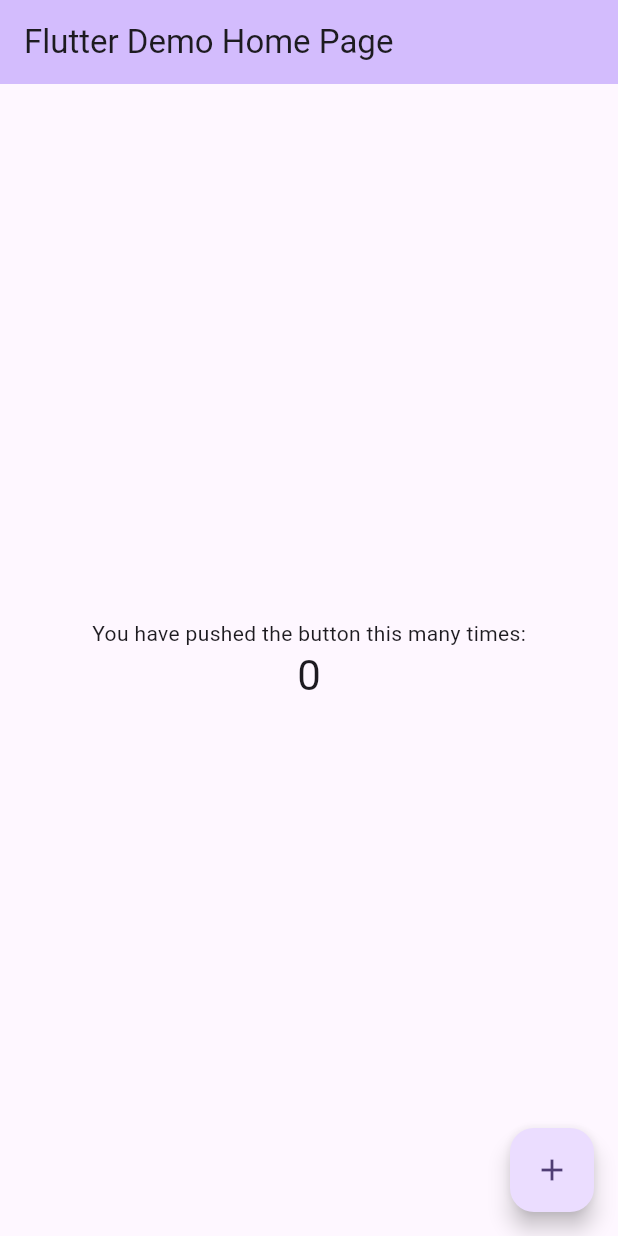
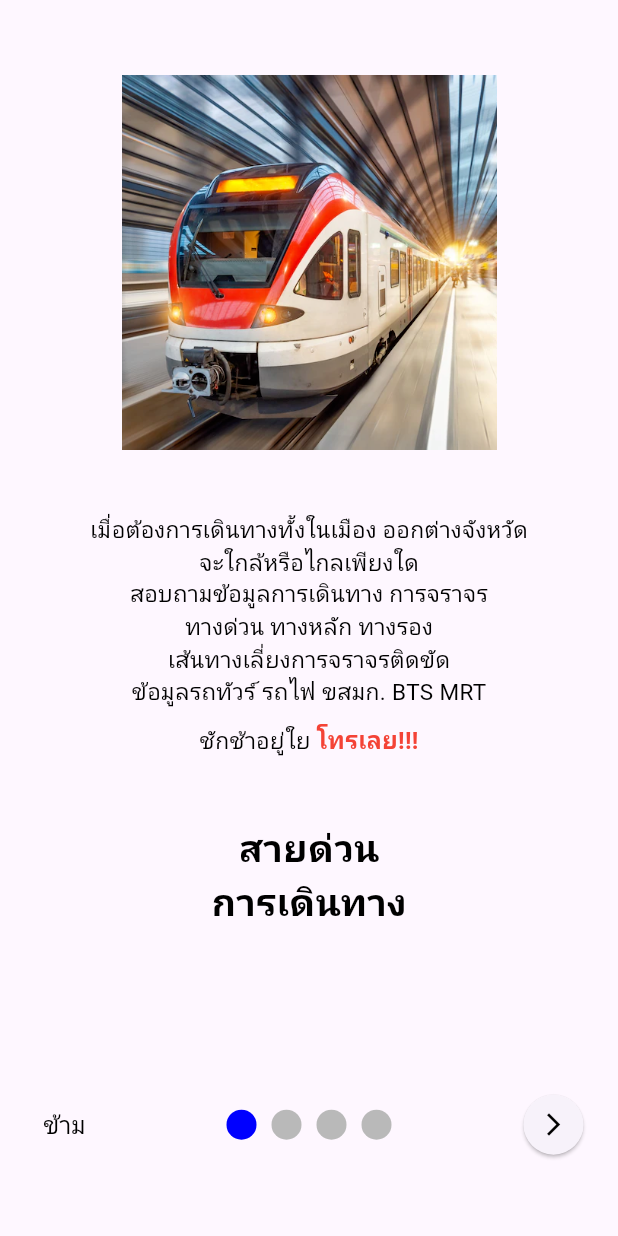
Before and after one commit to JEngHAng/thai_hotline_app, a Flutter app: the screen it shows after launch, on a phone screen of 412 x 824 dp. Run offline on Flutter 3.47's test engine with Material 3 defaults, Android fonts, the phone set to English and light mode, and no system bars; our stand-ins replace google_fonts; Roboto replaces fonts that are missing (Kanit).

Commit message:
subAIntroduction เสร็จ

```diff
--- a/lib/main.dart
+++ b/lib/main.dart
@@ -1,125 +1,32 @@
 import 'package:flutter/material.dart';
+import 'package:google_fonts/google_fonts.dart';
+import 'package:thai_hotline_app/views/sub_a_intriduction_call_ui.dart';
+
 
 void main() {
-  runApp(const MyApp());
+  runApp(
+    thai_hotline_app(),
+  );
 }
 
-class MyApp extends StatelessWidget {
-  const MyApp({super.key});
+class thai_hotline_app extends StatefulWidget {
+  const thai_hotline_app({super.key});
 
-  // This widget is the root of your application.
+  @override
+  State<thai_hotline_app> createState() => _thai_hotline_appState();
+}
+
+class _thai_hotline_appState extends State<thai_hotline_app> {
   @override
   Widget build(BuildContext context) {
     return MaterialApp(
-      title: 'Flutter Demo',
+      debugShowCheckedModeBanner: false,
+      home: SubAIntriductionCallUI(),
       theme: ThemeData(
-        // This is the theme of your application.
-        //
-        // TRY THIS: Try running your application with "flutter run". You'll see
-        // the application has a purple toolbar. Then, without quitting the app,
-        // try changing the seedColor in the colorScheme below to Colors.green
-        // and then invoke "hot reload" (save your changes or press the "hot
-        // reload" button in a Flutter-supported IDE, or press "r" if you used
-        // the command line to start the app).
-        //
-        // Notice that the counter didn't reset back to zero; the application
-        // state is not lost during the reload. To reset the state, use hot
-        // restart instead.
-        //
-        // This works for code too, not just values: Most code changes can be
-        // tested with just a hot reload.
-        colorScheme: ColorScheme.fromSeed(seedColor: Colors.deepPurple),
-        useMaterial3: true,
+        textTheme: GoogleFonts.kanitTextTheme(
+          Theme.of(context).textTheme
+        )
       ),
-      home: const MyHomePage(title: 'Flutter Demo Home Page'),
     );
   }
 }
-
-class MyHomePage extends StatefulWidget {
-  const MyHomePage({super.key, required this.title});
-
-  // This widget is the home page of your application. It is stateful, meaning
-  // that it has a State object (defined below) that contains fields that affect
-  // how it looks.
-
-  // This class is the configuration for the state. It holds the values (in this
-  // case the title) provided by the parent (in this case the App widget) and
-  // used by the build method of the State. Fields in a Widget subclass are
-  // always marked "final".
-
-  final String title;
-
-  @override
-  State<MyHomePage> createState() => _MyHomePageState();
-}
-
-class _MyHomePageState extends State<MyHomePage> {
-  int _counter = 0;
-
-  void _incrementCounter() {
-    setState(() {
-      // This call to setState tells the Flutter framework that something has
-      // changed in this State, which causes it to rerun the build method below
-      // so that the display can reflect the updated values. If we changed
-      // _counter without calling setState(), then the build method would not be
-      // called again, and so nothing would appear to happen.
-      _counter++;
-    });
-  }
-
-  @override
-  Widget build(BuildContext context) {
-    // This method is rerun every time setState is called, for instance as done
-    // by the _incrementCounter method above.
-    //
-    // The Flutter framework has been optimized to make rerunning build methods
-    // fast, so that you can just rebuild anything that needs updating rather
-    // than having to individually change instances of widgets.
-    return Scaffold(
-      appBar: AppBar(
-        // TRY THIS: Try changing the color here to a specific color (to
-        // Colors.amber, perhaps?) and trigger a hot reload to see the AppBar
-        // change color while the other colors stay the same.
-        backgroundColor: Theme.of(context).colorScheme.inversePrimary,
-        // Here we take the value from the MyHomePage object that was created by
-        // the App.build method, and use it to set our appbar title.
-        title: Text(widget.title),
-      ),
-      body: Center(
-        // Center is a layout widget. It takes a single child and positions it
-        // in the middle of the parent.
-        child: Column(
-          // Column is also a layout widget. It takes a list of children and
-          // arranges them vertically. By default, it sizes itself to fit its
-          // children horizontally, and tries to be as tall as its parent.
-          //
-          // Column has various properties to control how it sizes itself and
-          // how it positions its children. Here we use mainAxisAlignment to
-          // center the children vertically; the main axis here is the vertical
-          // axis because Columns are vertical (the cross axis would be
-          // horizontal).
-          //
-          // TRY THIS: Invoke "debug painting" (choose the "Toggle Debug Paint"
-          // action in the IDE, or press "p" in the console), to see the
-          // wireframe for each widget.
-          mainAxisAlignment: MainAxisAlignment.center,
-          children: <Widget>[
-            const Text(
-              'You have pushed the button this many times:',
-            ),
-            Text(
-              '$_counter',
-              style: Theme.of(context).textTheme.headlineMedium,
-            ),
-          ],
-        ),
-      ),
-      floatingActionButton: FloatingActionButton(
-        onPressed: _incrementCounter,
-        tooltip: 'Increment',
-        child: const Icon(Icons.add),
-      ), // This trailing comma makes auto-formatting nicer for build methods.
-    );
-  }
-}
--- /dev/null
+++ b/lib/views/sub_a_intriduction_call_ui.dart
@@ -0,0 +1,157 @@
+import 'package:flutter/material.dart';
+import 'package:thai_hotline_app/views/sub_a_home_ui.dart'; // นำเข้าไฟล์ข้ามไปหน้าอื่น
+import 'package:thai_hotline_app/views/sub_b_intriduction_call_ui.dart';
+import 'package:thai_hotline_app/views/sub_d_intriduction_call_ui.dart'; // นำเข้าไฟล์หน้าถัดไป
+
+class SubAIntriductionCallUI extends StatefulWidget {
+  const SubAIntriductionCallUI({super.key});
+
+  @override
+  State<SubAIntriductionCallUI> createState() => _SubAIntriductionCallUIState();
+}
+
+class _SubAIntriductionCallUIState extends State<SubAIntriductionCallUI> {
+  void _skipToHome(BuildContext context) {
+    Navigator.pushReplacement(
+      context,
+      MaterialPageRoute(builder: (context) => SubDIntriductionCallUI()),
+    );
+  }
+
+  void _goToNextScreen(BuildContext context) {
+    Navigator.pushReplacement(
+      context,
+      MaterialPageRoute(builder: (context) => SubBIntriductionCallUI()),
+    );
+  }
+
+  @override
+  Widget build(BuildContext context) {
+    return Scaffold(
+      body: Center(
+        child: Padding(
+          padding: EdgeInsets.symmetric(horizontal: 10),
+          child: Column(
+            mainAxisAlignment: MainAxisAlignment.center,
+            children: [
+              SizedBox(
+                width: 250,
+                height: 250,
+                child: Image.asset(
+                  'assets/images/subA.png',
+                  fit: BoxFit.cover,
+                ),
+              ),
+              SizedBox(height: MediaQuery.of(context).size.height * 0.05),
+              Text("เมื่อต้องการเดินทางทั้งในเมือง ออกต่างจังหวัด",
+                  style: TextStyle(fontSize: 15, color: Colors.black)),
+              Text("จะใกล้หรือไกลเพียงใด",
+                  style: TextStyle(fontSize: 15, color: Colors.black)),
+              Text("สอบถามข้อมูลการเดินทาง การจราจร",
+                  style: TextStyle(fontSize: 15, color: Colors.black)),
+              Text("ทางด่วน ทางหลัก ทางรอง",
+                  style: TextStyle(fontSize: 15, color: Colors.black)),
+              Text("เส้นทางเลี่ยงการจราจรติดขัด",
+                  style: TextStyle(fontSize: 15, color: Colors.black)),
+              Text("ข้อมูลรถทัวร์ รถไฟ ขสมก. BTS MRT",
+                  style: TextStyle(fontSize: 15, color: Colors.black)),
+              SizedBox(height: 10),
+              Text.rich(
+                TextSpan(
+                  children: [
+                    TextSpan(
+                      text: "ชักช้าอยู่ใย ",
+                      style: TextStyle(
+                        color: Colors.black,
+                        fontSize: 15,
+                        fontWeight: FontWeight.w500,
+                      ),
+                    ),
+                    TextSpan(
+                      text: "โทรเลย!!!",
+                      style: TextStyle(
+                        color: Colors.red,
+                        fontSize: 16,
+                        fontWeight: FontWeight.bold,
+                      ),
+                    ),
+                  ],
+                ),
+              ),
+              SizedBox(height: MediaQuery.of(context).size.height * 0.05),
+              Text(
+                "สายด่วน",
+                style: TextStyle(
+                  fontSize: 25,
+                  color: Colors.black,
+                  fontWeight: FontWeight.bold,
+                ),
+              ),
+              Text(
+                "การเดินทาง",
+                style: TextStyle(
+                  fontSize: 25,
+                  color: Colors.black,
+                  fontWeight: FontWeight.bold,
+                ),
+              ),
+              SizedBox(
+                height: MediaQuery.of(context).size.height * 0.13,
+              ),
+              Padding(
+                padding: EdgeInsets.symmetric(horizontal: 1),
+                child: Row(
+                  mainAxisAlignment: MainAxisAlignment.spaceBetween,
+                  children: [
+                    /// ปุ่ม "ข้าม"
+                    TextButton(
+                      onPressed: () => _skipToHome(context),
+                      child: Text(
+                        "ข้าม",
+                        style: TextStyle(
+                          fontSize: 16,
+                          color: Colors.black,
+                        ),
+                      ),
+                    ),
+
+                    /// แสดงหน้าปัจจุบัน (1 เป็นสีฟ้า, 3 เป็นสีเทา)
+                    Row(
+                      children: List.generate(4, (index) {
+                        return Container(
+                          margin: EdgeInsets.symmetric(horizontal: 5),
+                          width: 20,
+                          height: 20,
+                          decoration: BoxDecoration(
+                            shape: BoxShape.circle,
+                            color: index == 0
+                                ? const Color.fromARGB(255, 0, 0, 255)
+                                : const Color.fromARGB(255, 185, 185, 185),
+                          ),
+                        );
+                      }),
+                    ),
+
+                    /// ปุ่มลูกศรไปหน้าถัดไป
+                    ElevatedButton(
+                      onPressed: () => _goToNextScreen(context),
+                      style: ElevatedButton.styleFrom(
+                        // backgroundColor: Colors.blue,
+                        shape: CircleBorder(),
+                        padding: EdgeInsets.all(10),
+                      ),
+                      child: Icon(
+                        Icons.arrow_forward_ios,
+                        color: const Color.fromARGB(255, 0, 0, 0),
+                      ),
+                    ),
+                  ],
+                ),
+              ),
+            ],
+          ),
+        ),
+      ),
+    );
+  }
+}
--- a/pubspec.yaml
+++ b/pubspec.yaml
@@ -36,8 +36,9 @@ dependencies:
   cupertino_icons: ^1.0.8
   google_fonts: ^6.2.1
   font_awesome_flutter: ^10.8.0
-  pin_code_fields: ^8.0.1
-  pinput: ^5.0.1
+  introduction_screen: ^3.1.17
+  animated_notch_bottom_bar: ^1.0.3
+  url_launcher: ^6.3.1
 
 dev_dependencies:
   flutter_test:
```
Also changed, not shown: lib/views/home_ui.dart (added, +17 -0 lines), lib/views/introduction_call_ui.dart (added, +17 -0 lines), lib/views/sub_a_home_ui.dart (added, +17 -0 lines), lib/views/sub_b_home_ui.dart (added, +17 -0 lines), lib/views/sub_b_intriduction_call_ui.dart (added, +17 -0 lines), lib/views/sub_c_home_ui.dart (added, +17 -0 lines), lib/views/sub_c_intriduction_call_ui.dart (added, +17 -0 lines), lib/views/sub_d_home_ui.dart (added, +17 -0 lines), lib/views/sub_d_intriduction_call_ui.dart (added, +17 -0 lines), assets/images/subA.png (added), pubspec.lock, 5 other files.
